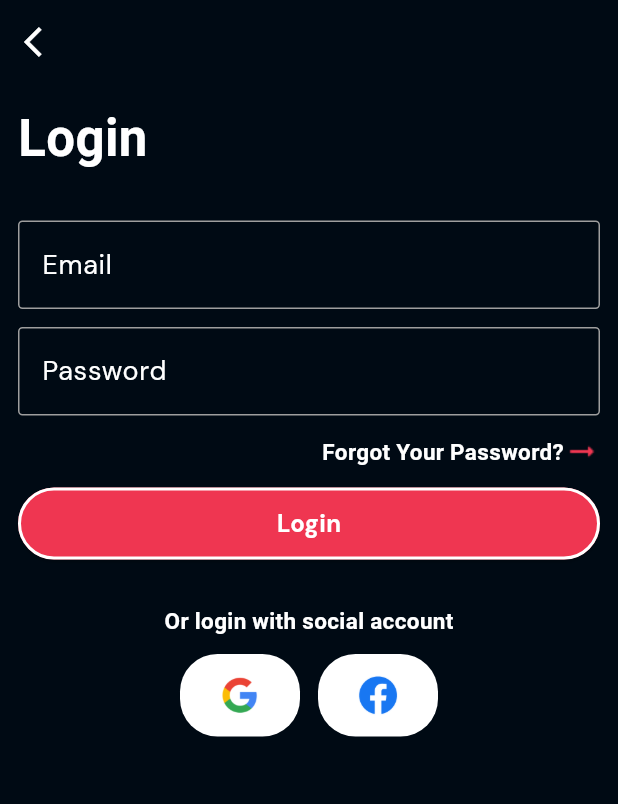
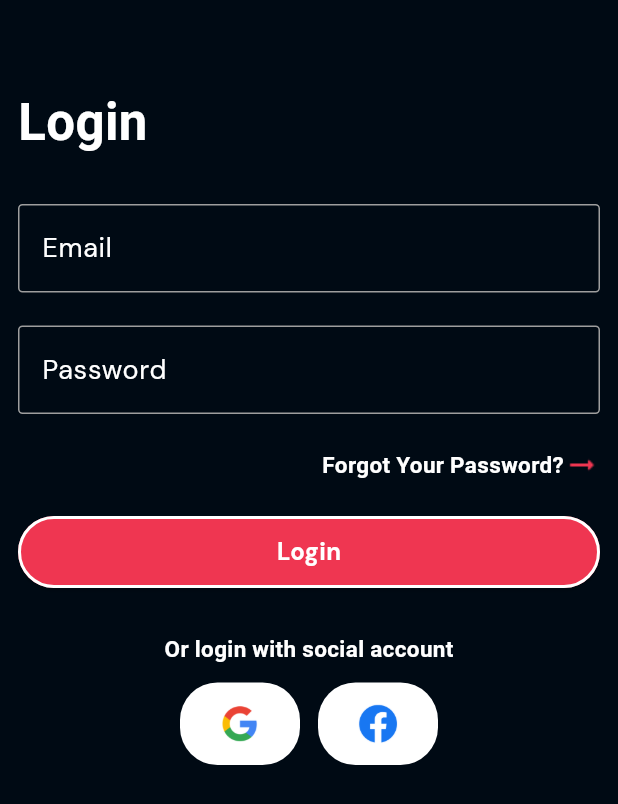
Before and after one commit to Muzammilsajid121/E_commerce_app, a Flutter app: the LoginScreenn screen opened directly, on a phone screen of 412 x 824 dp. Shown: the top 804 px of the screen. Run offline on Flutter 3.47's test engine with Material 2 defaults, Android fonts, the phone set to English and light mode, and no system bars; our stand-ins replace flutter_rating_bar, flutter_rating_stars, fluttertoast, google_fonts, image_picker, lottie and 1 more; accounts and stored records are empty; network calls fail.

Commit message:
fixed back button issue

```diff
--- a/lib/main.dart
+++ b/lib/main.dart
@@ -70,13 +70,13 @@ class MyApp extends StatelessWidget {
 
         //
         appBarTheme: AppBarTheme(
-            backgroundColor: Colors.transparent, foregroundColor: Colors.white),
+            backgroundColor: Colors.black, foregroundColor: Colors.white),
 
         //
         colorScheme: ColorScheme.fromSeed(seedColor: Colors.deepPurple),
         useMaterial3: true,
       ),
-      home: Category2(),
+      home: SplashScreen(),
     );
   }
 }
--- a/lib/screens/checkout.dart
+++ b/lib/screens/checkout.dart
@@ -11,6 +11,7 @@ class CheckOut extends StatelessWidget {
     return Scaffold(
       backgroundColor: Colors.black,
       appBar: AppBar(
+        iconTheme: IconThemeData(color: Colors.white),
         backgroundColor: Colors.transparent,
         title: Text(
           "Checkout",
--- a/lib/screens/maddy/login_screen.dart
+++ b/lib/screens/maddy/login_screen.dart
@@ -63,14 +63,14 @@ class _LoginScreenState extends State<LoginScreenn> {
 
         //AppBar
         backgroundColor: Color.fromARGB(255, 0, 10, 20),
-        appBar: AppBar(
-          backgroundColor: Color.fromARGB(255, 0, 10, 20),
-          elevation: 0,
-          leading: Icon(
-            Icons.arrow_back_ios,
-            color: Colors.white,
-          ),
-        ),
+        // appBar: AppBar(
+        //   backgroundColor: Color.fromARGB(255, 0, 10, 20),
+        //   elevation: 0,
+        //   leading: Icon(
+        //     Icons.arrow_back_ios,
+        //     color: Colors.white,
+        //   ),
+        // ),
         //
         body: SingleChildScrollView(
           child: Container(
@@ -84,6 +84,9 @@ class _LoginScreenState extends State<LoginScreenn> {
                   mainAxisAlignment: MainAxisAlignment.start,
                   crossAxisAlignment: CrossAxisAlignment.start,
                   children: [
+                    SizedBox(
+                      height: 45,
+                    ),
                     const Text(
                       'Login',
                       style: TextStyle(
@@ -125,7 +128,7 @@ class _LoginScreenState extends State<LoginScreenn> {
                       ),
                     ),
                     const SizedBox(
-                      height: 12,
+                      height: 22,
                     ),
 
                     //2nd
@@ -154,7 +157,7 @@ class _LoginScreenState extends State<LoginScreenn> {
                       ),
                     ),
                     const SizedBox(
-                      height: 12,
+                      height: 22,
                     ),
 
                     ///
@@ -182,7 +185,7 @@ class _LoginScreenState extends State<LoginScreenn> {
                       ],
                     ),
                     const SizedBox(
-                      height: 12,
+                      height: 22,
                     ),
 
                     //Elevated Button
--- a/lib/screens/maddy/my_profile.dart
+++ b/lib/screens/maddy/my_profile.dart
@@ -16,6 +16,12 @@ class _ProfileState extends State<Profile> {
     return Scaffold(
       backgroundColor: Color.fromARGB(255, 0, 10, 20),
       appBar: AppBar(
+        automaticallyImplyLeading: false,
+        title: Text(
+          "Profie",
+          style: Theme.of(context).textTheme.bodyLarge,
+        ),
+        centerTitle: true,
         backgroundColor: Color.fromARGB(255, 0, 10, 20),
         elevation: 0,
         actions: [
--- a/lib/screens/my_bag.dart
+++ b/lib/screens/my_bag.dart
@@ -244,7 +244,7 @@ class MyBag extends StatelessWidget {
                     child: ElevatedButton(
                       style: ElevatedButton.styleFrom(
                         elevation: 1,
-                        backgroundColor: Colors.red,
+                        backgroundColor: const Color.fromARGB(255, 201, 44, 33),
                         side: BorderSide(color: Colors.white, width: 1),
                       ),
                       onPressed: () {
--- a/lib/screens/my_orders.dart
+++ b/lib/screens/my_orders.dart
@@ -147,9 +147,12 @@ class MyOrders extends StatelessWidget {
     return Scaffold(
       backgroundColor: Colors.black,
       appBar: AppBar(
+        iconTheme: IconThemeData(color: Colors.white),
+        // backgroundColor: Colors.black,
+
         actions: const [
           Padding(
-            padding: const EdgeInsets.only(right: 50),
+            padding: const EdgeInsets.only(right: 25),
             child: Icon(
               Icons.search,
               color: Colors.white,
--- a/lib/screens/order_details.dart
+++ b/lib/screens/order_details.dart
@@ -148,7 +148,7 @@ class OrderDetail extends StatelessWidget {
         centerTitle: true,
         actions: const [
           Padding(
-            padding: const EdgeInsets.only(right: 50),
+            padding: const EdgeInsets.only(right: 25),
             child: Icon(
               Icons.search,
               color: Colors.white,
```
Also changed, not shown: lib/screens/add_shopping_adress.dart (+6 -6 lines), lib/screens/categories_2.dart (+13 -1 lines), lib/screens/favourities.dart (+7 -1 lines), lib/screens/maddy/forgot_pass.dart (+4 -4 lines), lib/screens/maddy/sign_up.dart (+9 -10 lines), lib/screens/producr_card.dart (+14 -15 lines), lib/screens/visual_search.dart (+3 -26 lines).
